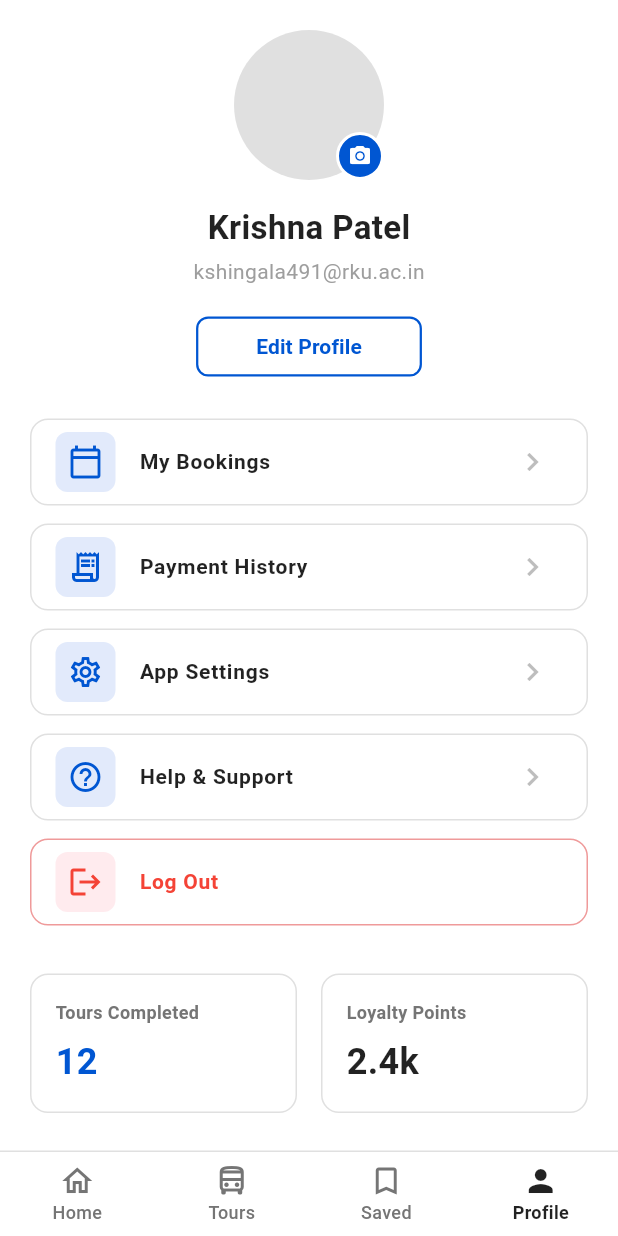
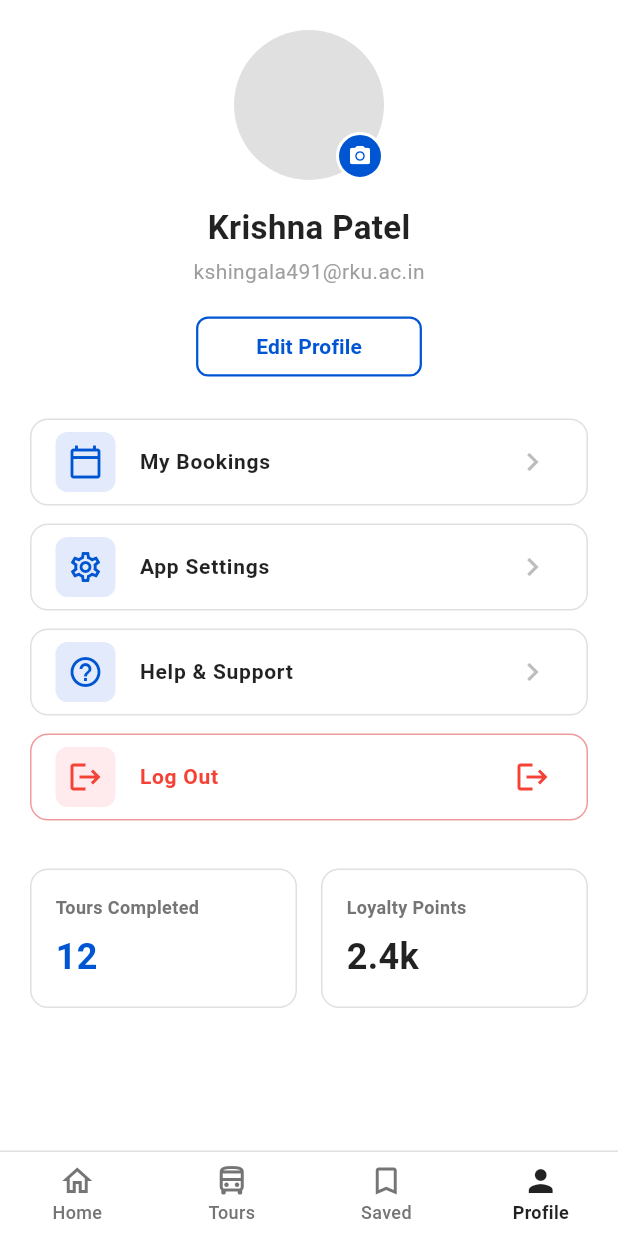
Before and after one commit to KRISHNA-SHINGALA/naviGo_with_flutter, a Flutter app: the PassengerProfileScreen screen opened directly, on a phone screen of 412 x 824 dp. Run offline on Flutter 3.47's test engine with Material 3 defaults, Android fonts, the phone set to English and light mode, and no system bars; our stand-ins replace image_picker.

Commit message:
change in passenger profile page

```diff
--- a/navigo_tour_management_system/lib/core/passenger/passenger_profile_screen.dart
+++ b/navigo_tour_management_system/lib/core/passenger/passenger_profile_screen.dart
@@ -1,5 +1,9 @@
+
 import 'package:flutter/material.dart';
+import 'package:navigo_tour_management_system/core/auth/login_screen.dart';
+import 'package:navigo_tour_management_system/core/passenger/p_upcoming&past.dart';
 import 'package:navigo_tour_management_system/core/passenger/passenger_bottom_bar.dart';
+
 import 'passenger_edit_profile_screen.dart';
 
 class PassengerProfileScreen extends StatelessWidget {
@@ -11,11 +15,14 @@ class PassengerProfileScreen extends StatelessWidget {
 
     return Scaffold(
       backgroundColor: Colors.white,
+      bottomNavigationBar: const PassengerBottomBar(currentIndex: 3),
 
-      bottomNavigationBar: const PassengerBottomBar(currentIndex: 3), // Index 3 for Profile
       body: SafeArea(
         child: SingleChildScrollView(
-          padding: const EdgeInsets.symmetric(horizontal: 20.0, vertical: 20.0),
+          padding: const EdgeInsets.symmetric(
+            horizontal: 20,
+            vertical: 20,
+          ),
           child: Column(
             children: [
               Center(
@@ -33,47 +40,138 @@ class PassengerProfileScreen extends StatelessWidget {
                         decoration: BoxDecoration(
                           color: primaryBlue,
                           shape: BoxShape.circle,
-                          border: Border.all(color: Colors.white, width: 2),
+                          border: Border.all(
+                            color: Colors.white,
+                            width: 2,
+                          ),
                         ),
-                        child: const Icon(Icons.camera_alt, color: Colors.white, size: 16),
+                        child: const Icon(
+                          Icons.camera_alt,
+                          color: Colors.white,
+                          size: 16,
+                        ),
                       ),
                     ),
                   ],
                 ),
               ),
+
               const SizedBox(height: 16),
-              const Text("Krishna Patel", style: TextStyle(fontSize: 22, fontWeight: FontWeight.bold, color: Colors.black87)),
+
+              const Text(
+                "Krishna Patel",
+                style: TextStyle(
+                  fontSize: 22,
+                  fontWeight: FontWeight.bold,
+                  color: Colors.black87,
+                ),
+              ),
+
               const SizedBox(height: 4),
-              Text("kshingala491@rku.ac.in", style: TextStyle(fontSize: 14, color: Colors.grey.shade500)),
+
+              Text(
+                "kshingala491@rku.ac.in",
+                style: TextStyle(
+                  fontSize: 14,
+                  color: Colors.grey.shade500,
+                ),
+              ),
+
               const SizedBox(height: 16),
+
               OutlinedButton(
                 onPressed: () {
                   Navigator.push(
                     context,
-                    MaterialPageRoute(builder: (context) => const PassengerEditProfileScreen()),
+                    MaterialPageRoute(
+                      builder: (context) =>
+                          const PassengerEditProfileScreen(),
+                    ),
                   );
                 },
                 style: OutlinedButton.styleFrom(
-                  side: BorderSide(color: primaryBlue, width: 1.5),
-                  shape: RoundedRectangleBorder(borderRadius: BorderRadius.circular(8)),
-                  padding: const EdgeInsets.symmetric(horizontal: 40, vertical: 10),
+                  side: BorderSide(
+                    color: primaryBlue,
+                    width: 1.5,
+                  ),
+                  shape: RoundedRectangleBorder(
+                    borderRadius: BorderRadius.circular(8),
+                  ),
+                  padding: const EdgeInsets.symmetric(
+                    horizontal: 40,
+                    vertical: 10,
+                  ),
                 ),
-                child: Text("Edit Profile", style: TextStyle(color: primaryBlue, fontWeight: FontWeight.bold, fontSize: 14)),
+                child: Text(
+                  "Edit Profile",
+                  style: TextStyle(
+                    color: primaryBlue,
+                    fontWeight: FontWeight.bold,
+                    fontSize: 14,
+                  ),
+                ),
               ),
+
               const SizedBox(height: 24),
-              _buildMenuCard(context, Icons.calendar_today_outlined, "My Bookings", false),
-              _buildMenuCard(context, Icons.receipt_long_outlined, "Payment History", false),
-              _buildMenuCard(context, Icons.settings_outlined, "App Settings", false),
-              _buildMenuCard(context, Icons.help_outline, "Help & Support", false),
-              _buildMenuCard(context, Icons.logout, "Log Out", true),
+
+              // Navigate to the My Bookings page.
+              _buildMenuCard(
+                context,
+                Icons.calendar_today_outlined,
+                "My Bookings",
+                false,
+                const MyTrips(),
+              ),
+
+              // Navigate to the App Settings page.
+              _buildMenuCard(
+                context,
+                Icons.settings_outlined,
+                "App Settings",
+                false,
+                const AppPage(),
+              ),
+
+              // Navigate to the Help & Support page.
+              _buildMenuCard(
+                context,
+                Icons.help_outline,
+                "Help & Support",
+                false,
+                const HelpSupportPage(),
+              ),
+
+              // Log out and prevent returning to the profile page.
+              _buildMenuCard(
+                context,
+                Icons.logout,
+                "Log Out",
+                true,
+                null,
+              ),
+
               const SizedBox(height: 20),
+
               Row(
                 children: [
-                  Expanded(child: _buildStatCard("Tours Completed", "12", primaryBlue)),
+                  Expanded(
+                    child: _buildStatCard(
+                      "Tours Completed",
+                      "12",
+                      primaryBlue,
+                    ),
+                  ),
                   const SizedBox(width: 16),
-                  Expanded(child: _buildStatCard("Loyalty Points", "2.4k", Colors.black87)),
+                  Expanded(
+                    child: _buildStatCard(
+                      "Loyalty Points",
+                      "2.4k",
+                      Colors.black87,
+                    ),
+                  ),
                 ],
               ),
+
               const SizedBox(height: 20),
             ],
           ),
@@ -82,7 +180,11 @@ class PassengerProfileScreen extends StatelessWidget {
     );
   }
 
-  Widget _buildStatCard(String title, String value, Color valueColor) {
+  Widget _buildStatCard(
+    String title,
+    String value,
+    Color valueColor,
+  ) {
     return Container(
       padding: const EdgeInsets.all(16),
       decoration: BoxDecoration(
@@ -93,36 +195,94 @@ class PassengerProfileScreen extends StatelessWidget {
       child: Column(
         crossAxisAlignment: CrossAxisAlignment.start,
         children: [
-          Text(title, style: TextStyle(color: Colors.grey.shade600, fontSize: 12, fontWeight: FontWeight.w600)),
+          Text(
+            title,
+            style: TextStyle(
+              color: Colors.grey.shade600,
+              fontSize: 12,
+              fontWeight: FontWeight.w600,
+            ),
+          ),
           const SizedBox(height: 8),
-          Text(value, style: TextStyle(color: valueColor, fontSize: 24, fontWeight: FontWeight.bold)),
+          Text(
+            value,
+            style: TextStyle(
+              color: valueColor,
+              fontSize: 24,
+              fontWeight: FontWeight.bold,
+            ),
+          ),
         ],
       ),
     );
   }
 
-  Widget _buildMenuCard(BuildContext context, IconData icon, String title, bool isLogout) {
+  Widget _buildMenuCard(
+    BuildContext context,
+    IconData icon,
+    String title,
+    bool isLogout,
+    Widget? destination,
+  ) {
     return Container(
       margin: const EdgeInsets.only(bottom: 12),
       decoration: BoxDecoration(
         color: Colors.white,
-        border: Border.all(color: isLogout ? Colors.red.shade200 : Colors.grey.shade300),
+        border: Border.all(
+          color: isLogout
+              ? Colors.red.shade200
+              : Colors.grey.shade300,
+        ),
         borderRadius: BorderRadius.circular(12),
       ),
       child: ListTile(
         leading: Container(
           padding: const EdgeInsets.all(8),
           decoration: BoxDecoration(
-            color: isLogout ? Colors.red.shade50 : const Color(0xFFE2EAFB),
+            color: isLogout
+                ? Colors.red.shade50
+                : const Color(0xFFE2EAFB),
             borderRadius: BorderRadius.circular(8),
           ),
-          child: Icon(icon, color: isLogout ? Colors.red : const Color(0xFF0056D2)),
+          child: Icon(
+            icon,
+            color: isLogout
+                ? Colors.red
+                : const Color(0xFF0056D2),
+          ),
         ),
-        title: Text(title, style: TextStyle(color: isLogout ? Colors.red : Colors.black87, fontWeight: FontWeight.bold, fontSize: 14)),
-        trailing: isLogout ? null : Icon(Icons.chevron_right, color: Colors.grey.shade400),
+
+        title: Text(
+          title,
+          style: TextStyle(
+            color: isLogout ? Colors.red : Colors.black87,
+            fontWeight: FontWeight.bold,
+            fontSize: 14,
+          ),
+        ),
+
+        trailing: Icon(
+          isLogout ? Icons.logout : Icons.chevron_right,
+          color: isLogout ? Colors.red : Colors.grey.shade400,
+        ),
+
         onTap: () {
           if (isLogout) {
-            ScaffoldMessenger.of(context).showSnackBar(const SnackBar(content: Text("Logged Out!")));
+            // Clear the current navigation stack and open Login.
+            Navigator.pushAndRemoveUntil(
+              context,
+              MaterialPageRoute(
+                builder: (context) => LoginScreen(),
+              ),
+              (route) => false,
+            );
+          } else if (destination != null) {
+            Navigator.push(
+              context,
+              MaterialPageRoute(
+                builder: (context) => destination,
+              ),
+            );
           }
         },
       ),
--- a/navigo_tour_management_system/lib/main.dart
+++ b/navigo_tour_management_system/lib/main.dart
@@ -16,7 +16,8 @@ import 'package:flutter/material.dart';
 //import 'package:navigo_tour_management_system/core/admin/a_history&report.dart';
 //import 'package:navigo_tour_management_system/core/auth/login_screen.dart';
 // import 'package:navigo_tour_management_system/core/common/splash_screen.dart';
-import 'package:navigo_tour_management_system/core/passenger/passenger_eticket_screen.dart';
+// import 'package:navigo_tour_management_system/core/passenger/passenger_eticket_screen.dart';
+import 'package:navigo_tour_management_system/core/passenger/passenger_profile_screen.dart';
 // import 'package:navigo_tour_management_system/core/passenger/p_upcoming&past.dart';
 
 void main() {
@@ -30,7 +31,7 @@ class NaviGoApp extends StatelessWidget {
   Widget build(BuildContext context) {
     return MaterialApp(
       debugShowCheckedModeBanner: false,
-      home: const PassengerETicketScreen(), // Set the initial screen to SplashScreen
+      home: const PassengerProfileScreen(), // Set the initial screen to SplashScreen
     );
   }
 }
```
Also changed, not shown: navigo_tour_management_system/pubspec.lock.
